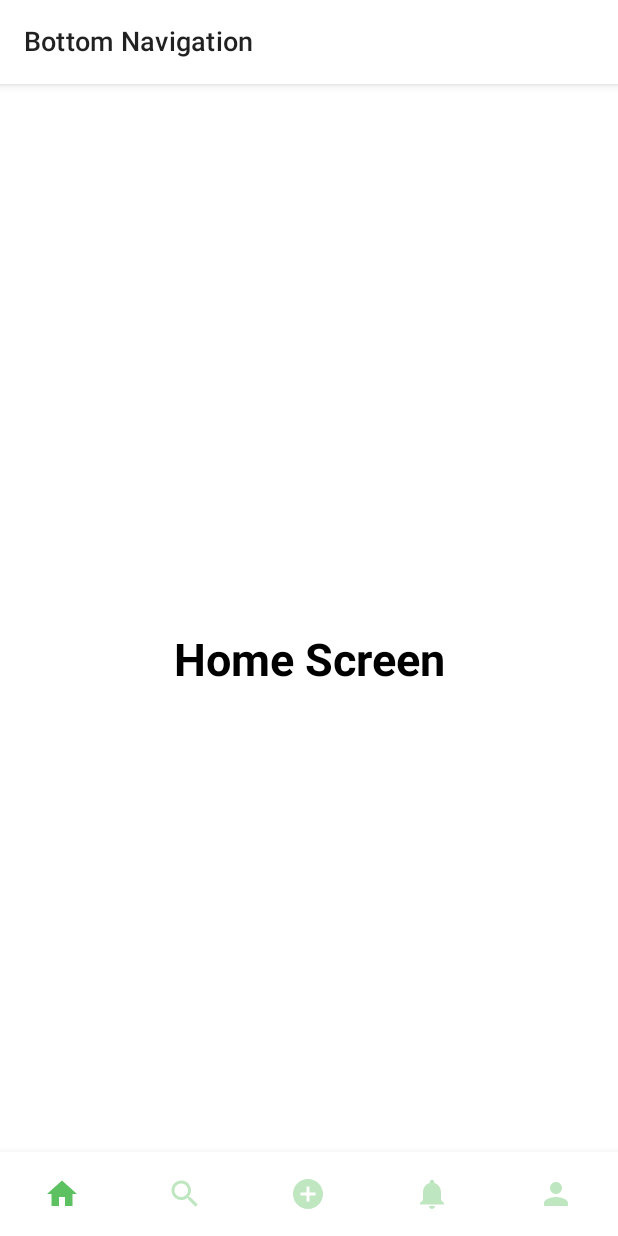
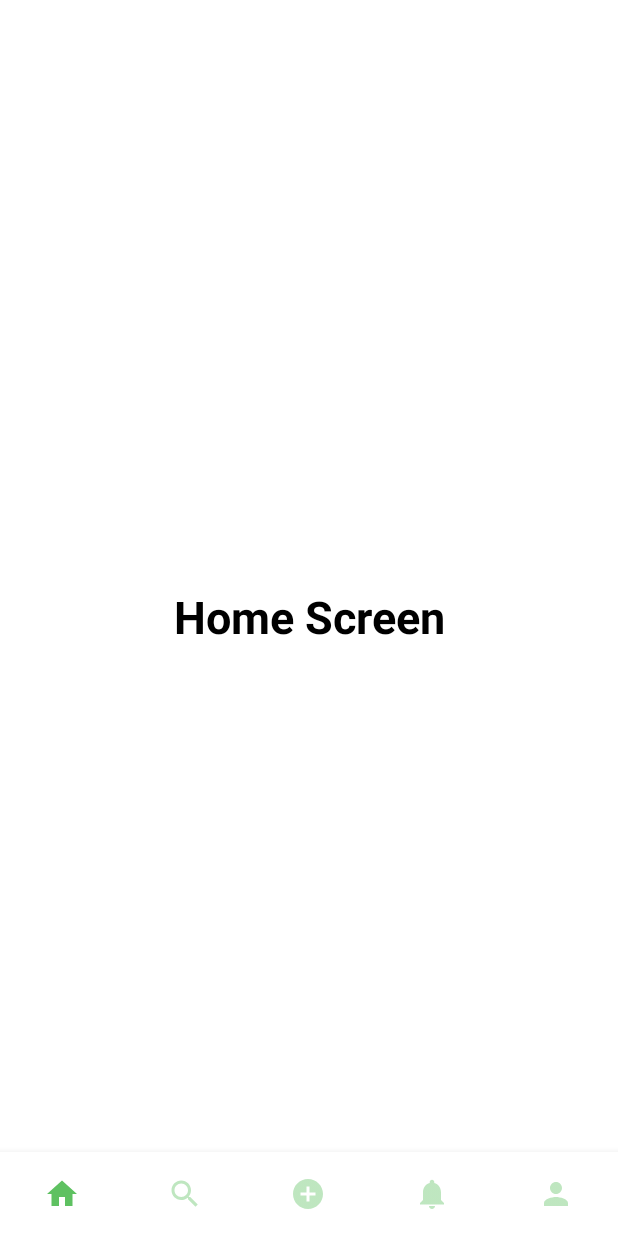
Before and after one commit to ledoux25/TCHAFA_KOTLIN, an Android app built with Jetpack Compose: the @Preview function DefaultPreview, on a phone screen of 412 x 824 dp. Run offline under Robolectric (Android 15) with nearby library versions, the phone set to English and light mode, and no system bars.

Commit message:
Modification de la navigation

```diff
--- a/app/src/main/java/com/example/tchafa/MainActivity.kt
+++ b/app/src/main/java/com/example/tchafa/MainActivity.kt
@@ -74,7 +74,6 @@ fun MainScreen() {
     val navController = rememberNavController()
 
     Scaffold(
-        topBar = { TopBar() },
         bottomBar = { BottomNavigationBar(navController) }
     ) {
         Navigation(navController)
@@ -82,16 +81,7 @@ fun MainScreen() {
 
 }
 
-@Composable
-fun TopBar() {
 
-    TopAppBar(
-        title = { Text(text = "Bottom Navigation", fontSize = 18.sp) },
-        backgroundColor = Color.White,
-        contentColor = Color.Black
-    )
-
-}
 
 @Composable
 fun BottomNavigationBar(navController: NavController) {
```
